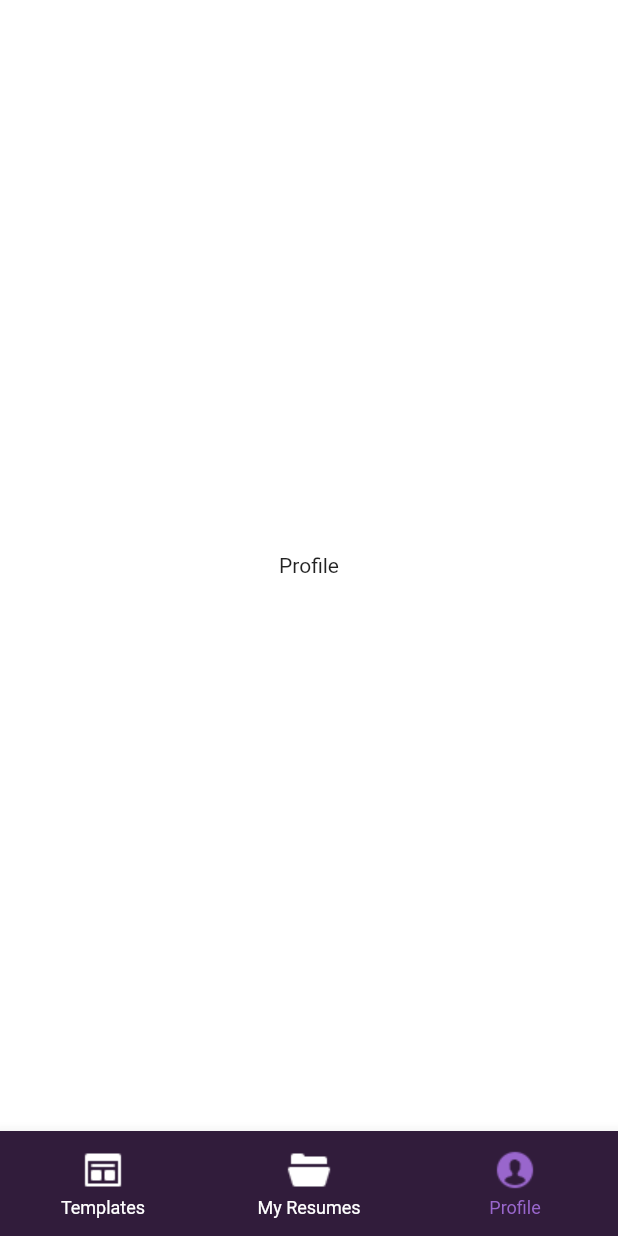
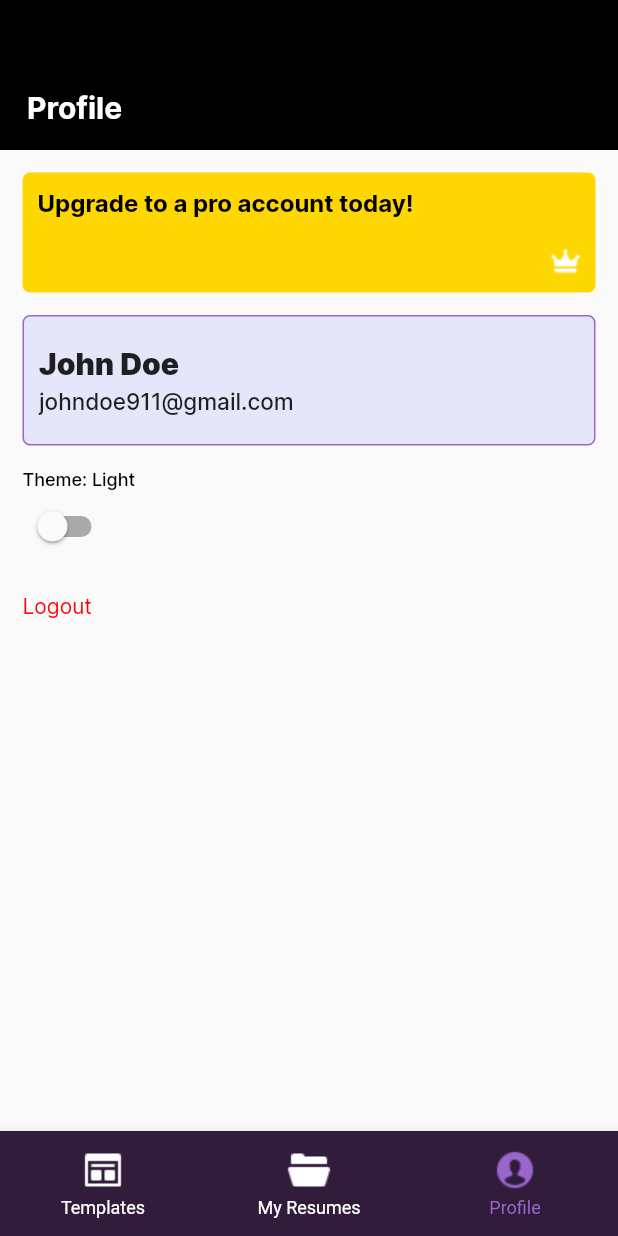
Before and after one commit to hngx-org/ai-resume-builder, a Flutter app: the BottomNavBar screen opened directly, item 3 of the bottom bar chosen, on a phone screen of 412 x 824 dp. Run offline on Flutter 3.47's test engine with Material 2 defaults, Android fonts, the phone set to English and light mode, and no system bars.

Commit message:
Created the My Resume and My Profile Screen

```diff
--- a/lib/constant/image_path.dart
+++ b/lib/constant/image_path.dart
@@ -6,6 +6,7 @@ abstract class ImagePath {
   static String coloredResume = 'assets/images/colored_resume.png';
   static String chatGpt = 'assets/images/chat_gpt.png';
   static String pencil = 'assets/images/pencil.png';
+  static String crown = 'assets/images/crown.png';
   static String logo = 'assets/images/logo.png';
   static const String next = 'assets/images/next.png';
   static const String back = 'assets/images/previous.png';
--- a/lib/navigation_bar.dart
+++ b/lib/navigation_bar.dart
@@ -1,5 +1,7 @@
 import 'package:ai_resume_builder/constant/colors.dart';
 import 'package:ai_resume_builder/constant/image_path.dart';
+import 'package:ai_resume_builder/views/my_resume_view/screens/my_resume_screen.dart';
+import 'package:ai_resume_builder/views/profile_page_view/screens/profile_screen.dart';
 import 'package:ai_resume_builder/views/template_view/screens/template_screen.dart';
 import 'package:flutter/material.dart';
 
@@ -14,12 +16,14 @@ class _BottomNavBarState extends State<BottomNavBar> {
   int _currentIndex = 0;
   List pages = [
     const TemplateScreen(),
-    const Center(
-      child: Text('My Resume'),
-    ),
-    const Center(
-      child: Text('Profile'),
-    ),
+    // const Center(
+    //   child: Text('My Resume'),
+    // ),
+    const MyResumeScreen(),
+    // const Center(
+    //   child: Text('Profile'),
+    // ),
+    const ProfilePageScreen(),
   ];
 
   @override
--- /dev/null
+++ b/lib/views/my_resume_view/widgets/resume_screen_header.dart
@@ -0,0 +1,30 @@
+import 'package:flutter/material.dart';
+
+class CustomAppHeader extends StatelessWidget implements PreferredSizeWidget {
+  const CustomAppHeader({super.key, required this.text});
+
+  final String text;
+
+  @override
+  Size get preferredSize => const Size.fromHeight(100.0);
+
+  @override
+  Widget build(BuildContext context) {
+    return Container(
+      height: 100,
+      color: Colors.black,
+      child: Padding(
+        padding: EdgeInsets.only(left: 18.0, top: 60),
+        child: Text(
+          text,
+          style: TextStyle(
+            color: Colors.white,
+            fontFamily: "Inter",
+            fontSize: 20,
+            fontWeight: FontWeight.w700,
+          ),
+        ),
+      ),
+    );
+  }
+}
--- /dev/null
+++ b/lib/views/profile_page_view/screens/profile_screen.dart
@@ -0,0 +1,137 @@
+import 'package:ai_resume_builder/constant/colors.dart';
+import 'package:ai_resume_builder/constant/image_path.dart';
+import 'package:ai_resume_builder/views/my_resume_view/widgets/resume_screen_header.dart';
+import 'package:flutter/material.dart';
+
+class ProfilePageScreen extends StatelessWidget {
+  const ProfilePageScreen({super.key});
+
+  @override
+  Widget build(BuildContext context) {
+    return Scaffold(
+      appBar: const CustomAppHeader(
+        text: "Profile",
+      ),
+      body: Padding(
+        padding: const EdgeInsets.only(
+          left: 15,
+          right: 15,
+          top: 15,
+        ),
+        child: ListView(
+          children: [
+            Column(
+              children: [
+                Stack(
+                  children: [
+                    Container(
+                      height: 80,
+                      width: double.infinity,
+                      padding: const EdgeInsets.all(10),
+                      decoration: BoxDecoration(
+                        borderRadius: BorderRadius.circular(5),
+                        color: AppColor.upgradeToProLightMode,
+                      ),
+                      child: const Text(
+                        "Upgrade to a pro account today!",
+                        style: TextStyle(
+                          color: Colors.black,
+                          fontFamily: "Inter",
+                          fontWeight: FontWeight.w700,
+                          fontSize: 16,
+                        ),
+                      ),
+                    ),
+                    Positioned(
+                      bottom: 10,
+                      right: 10,
+                      child: Image(
+                        image: AssetImage(
+                          ImagePath.crown,
+                        ),
+                      ),
+                    ),
+                    const SizedBox(
+                      height: 15,
+                    ),
+                  ],
+                ),
+                const SizedBox(
+                  height: 15,
+                ),
+              ],
+            ),
+            Container(
+              width: double.infinity,
+              padding: const EdgeInsets.symmetric(horizontal: 10, vertical: 20),
+              decoration: BoxDecoration(
+                borderRadius: BorderRadius.circular(5),
+                color: AppColor.profileDetailsCon,
+                border: Border.all(
+                  width: 1,
+                  color: AppColor.selectedItem,
+                ),
+              ),
+              child: const Column(
+                crossAxisAlignment: CrossAxisAlignment.start,
+                children: [
+                  Text(
+                    "John Doe",
+                    style: TextStyle(
+                      fontFamily: "Inter",
+                      fontWeight: FontWeight.w900,
+                      fontSize: 20,
+                    ),
+                  ),
+                  SizedBox(
+                    height: 3,
+                  ),
+                  Text(
+                    "johndoe911@gmail.com",
+                    style: TextStyle(
+                      fontFamily: "Inter",
+                      fontWeight: FontWeight.w500,
+                      fontSize: 15,
+                    ),
+                  ),
+                ],
+              ),
+            ),
+            const SizedBox(
+              height: 15,
+            ),
+            Column(
+              crossAxisAlignment: CrossAxisAlignment.start,
+              children: [
+                const Text(
+                  "Theme: Light",
+                  style: TextStyle(
+                    color: Colors.black,
+                    fontFamily: "Inter",
+                    fontSize: 12,
+                    fontWeight: FontWeight.w500,
+                  ),
+                ),
+                Switch(
+                  value: false,
+                  onChanged: (value) {},
+                ),
+              ],
+            ),
+            const SizedBox(
+              height: 20,
+            ),
+            Text(
+              "Logout",
+              style: TextStyle(
+                color: AppColor.logOutText,
+                fontSize: 14,
+                fontFamily: "Inter",
+              ),
+            )
+          ],
+        ),
+      ),
+    );
+  }
+}
```
Also changed, not shown: lib/views/my_resume_view/screens/my_resume_screen.dart (added, +34 -0 lines), lib/views/my_resume_view/widgets/my_resume_card_widget.dart (added, +88 -0 lines), assets/images/crown.png (added).
